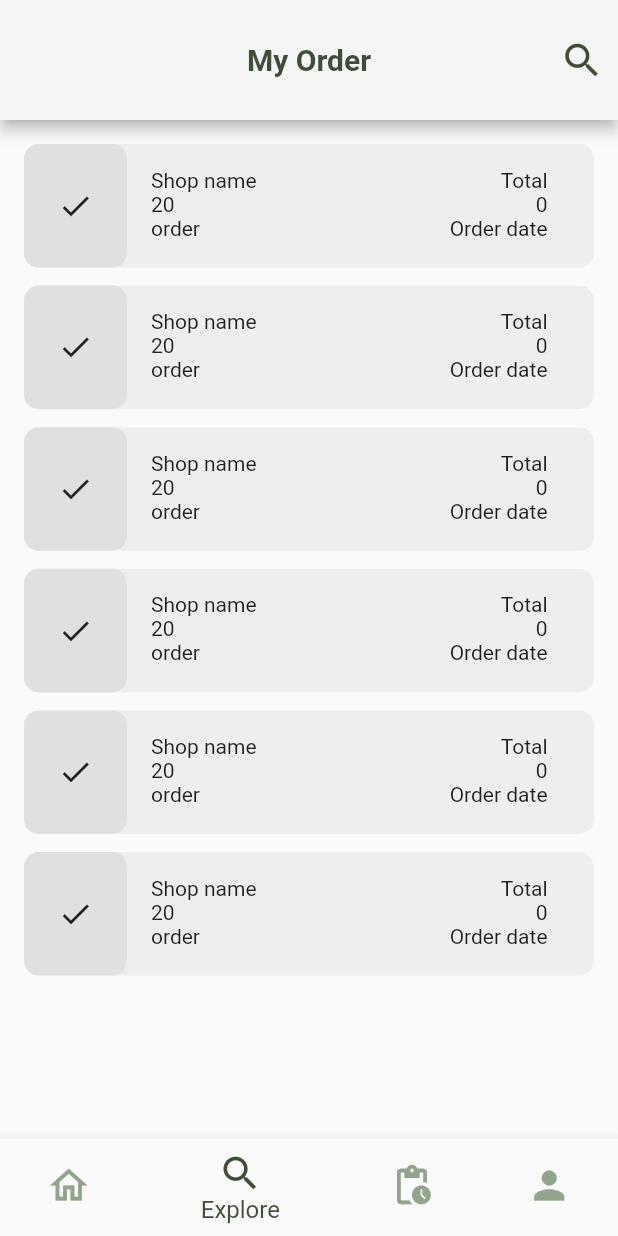
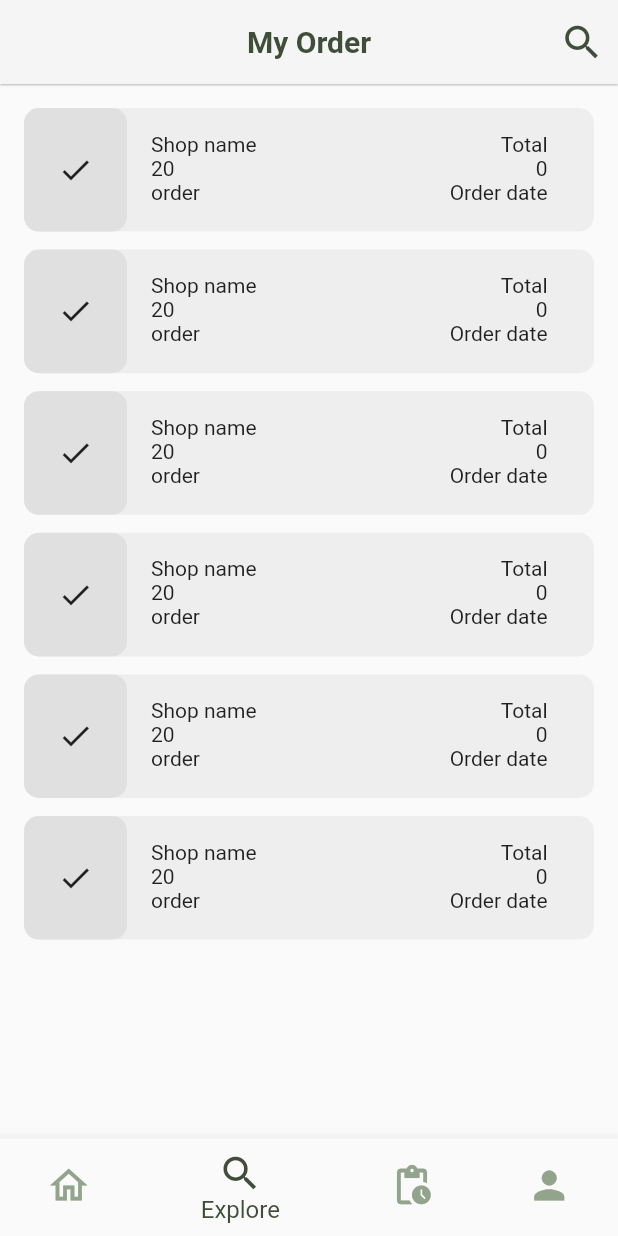
Before and after one commit to LuluahAld/project-marketo, a Flutter app: the screen it shows after launch, item 2 of the bottom bar chosen, on a phone screen of 412 x 824 dp. Run offline on Flutter 3.47's test engine with Material 2 defaults, Android fonts, the phone set to English and light mode, and no system bars; our stand-ins replace smooth_page_indicator; missing offline and left inert: bottom_picker.

Commit message:
rearranged files

```diff
--- a/lib/components/logo.dart
+++ b/lib/components/logo.dart
@@ -1,7 +1,7 @@
 import 'package:flutter/material.dart';
 
 class Logo extends StatelessWidget {
-  final size;
+  final double? size;
   const Logo({super.key, required this.size});
 
   @override
--- a/lib/marceto_app.dart
+++ b/lib/marceto_app.dart
@@ -1,5 +1,5 @@
 import 'package:flutter/material.dart';
-import 'package:project_teamd/home.dart';
+import 'package:project_teamd/pages/user/home.dart';
 
 class MarcetoApp extends StatelessWidget {
   const MarcetoApp({super.key});
--- a/lib/pages/explore_page.dart
+++ b/lib/pages/user/explore_page.dart
@@ -4,7 +4,7 @@ import 'package:project_teamd/components/order/order_horis_card.dart';
 import 'package:project_teamd/constants/color_pallete.dart';
 import 'package:project_teamd/model/order.dart';
 
-import '../constants/padding.dart';
+import '../../constants/padding.dart';
 
 class ExplorePage extends StatelessWidget {
   const ExplorePage({super.key});
@@ -14,9 +14,9 @@ class ExplorePage extends StatelessWidget {
     Order order = const Order("20", "order", "", "", []);
     return Scaffold(
         appBar: AppBar(
+            elevation: 0.5,
             centerTitle: true,
             backgroundColor: greyLight,
-            toolbarHeight: 80.0,
             title: MText(
               text: "My Order",
               fontweight: FontWeight.bold,
--- a/lib/home.dart
+++ b/lib/pages/user/home.dart
@@ -1,11 +1,11 @@
 import 'package:flutter/material.dart';
-import 'package:project_teamd/pages/explore_page.dart';
-import 'package:project_teamd/pages/home_page.dart';
-import 'package:project_teamd/pages/order_page.dart';
-import 'package:project_teamd/pages/order_page.dart';
+import 'package:project_teamd/pages/user/explore_page.dart';
+import 'package:project_teamd/pages/user/home_page.dart';
+import 'package:project_teamd/pages/user/order_page.dart';
+import 'package:project_teamd/pages/user/user_home_page.dart';
 
-import 'components/bottomNaviagtionBar/bottom_nav_bar.dart';
-import 'pages/profile_page.dart';
+import '../../components/bottomNaviagtionBar/bottom_nav_bar.dart';
+import 'profile_page.dart';
 
 class Home extends StatefulWidget {
   const Home({super.key});
@@ -26,7 +26,7 @@ class _HomeState extends State<Home> {
   @override
   Widget build(BuildContext context) {
     final pages = [
-      const HomePage(),
+      const UserHomePage(),
       const ExplorePage(),
       const OrderPage(),
       const ProfilePage(),
--- a/lib/pages/home_page.dart
+++ b/lib/pages/user/home_page.dart
@@ -1,6 +1,6 @@
 import 'package:flutter/material.dart';
 
-import '../constants/padding.dart';
+import '../../constants/padding.dart';
 
 class HomePage extends StatelessWidget {
   const HomePage({super.key});
--- a/lib/pages/order_page.dart
+++ b/lib/pages/user/order_page.dart
@@ -4,7 +4,7 @@ import 'package:project_teamd/components/order/order_horis_card.dart';
 import 'package:project_teamd/constants/color_pallete.dart';
 import 'package:project_teamd/model/order.dart';
 
-import '../constants/padding.dart';
+import '../../constants/padding.dart';
 
 class OrderPage extends StatelessWidget {
   const OrderPage({super.key});
--- a/lib/pages/user_home_page.dart
+++ b/lib/pages/user/user_home_page.dart
@@ -3,8 +3,8 @@ import 'package:project_teamd/components/logo.dart';
 import 'package:project_teamd/components/textfields/search_bar.dart';
 import 'package:project_teamd/constants/color_pallete.dart';
 
-class userHomaPage extends StatelessWidget {
-  const userHomaPage({super.key});
+class UserHomePage extends StatelessWidget {
+  const UserHomePage({super.key});
 
   @override
   Widget build(BuildContext context) {
```
Also changed, not shown: lib/pages/user/profile_page.dart (renamed from lib/pages/profile_page.dart).
